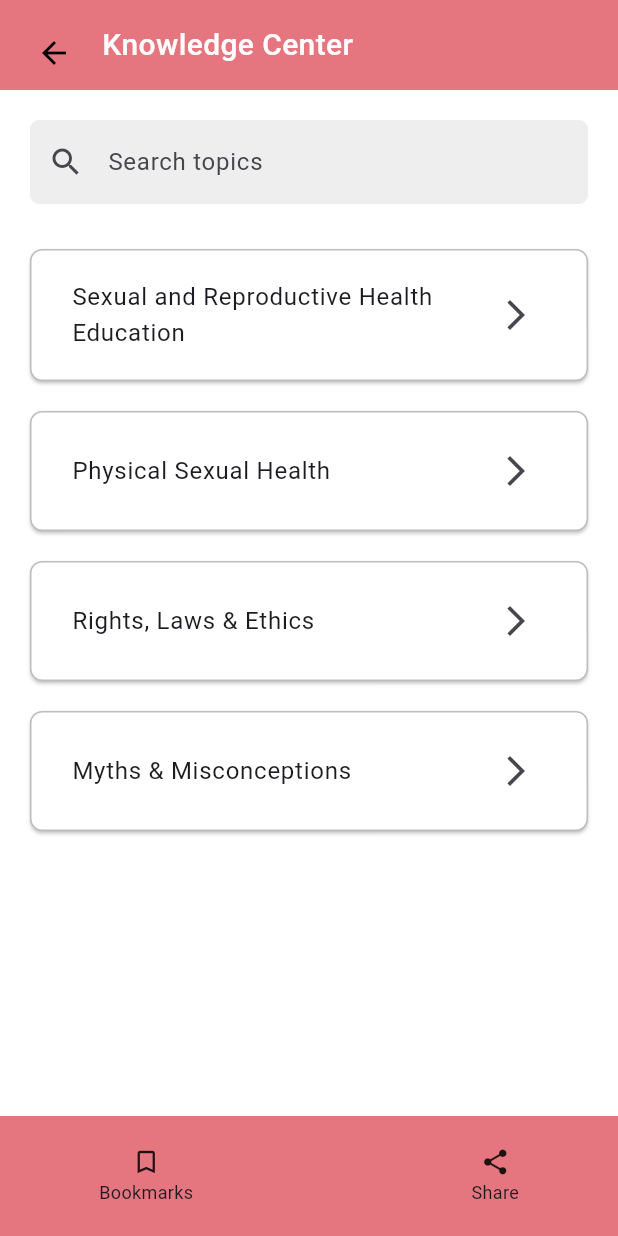
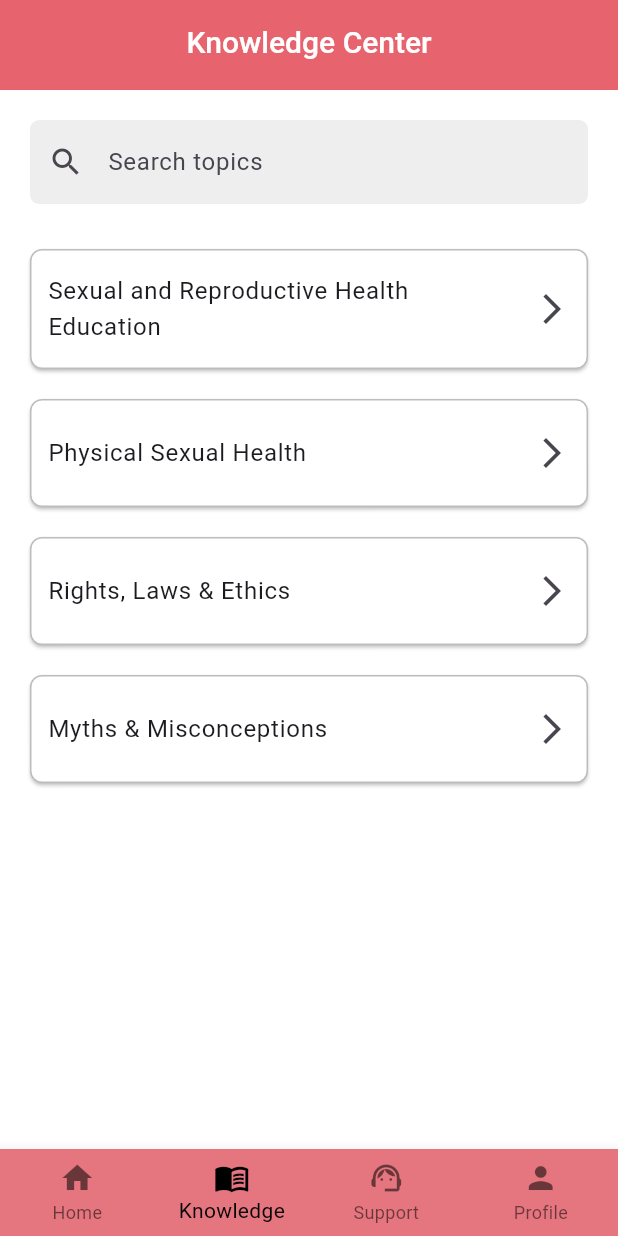
Before and after one commit to kubraaslam/AwarePlus_App, a Flutter app: the KnowledgeView screen opened by its route, on a phone screen of 412 x 824 dp. Run offline on Flutter 3.47's test engine with Material 3 defaults, Android fonts, the phone set to English and light mode, and no system bars; our stand-ins replace cloud_firestore, firebase_auth, firebase_core, image_picker, shared_preferences; accounts and stored records are empty.

Commit message:
bottom navbar updated

```diff
--- a/lib/views/knowledge_view.dart
+++ b/lib/views/knowledge_view.dart
@@ -1,7 +1,6 @@
-import 'package:aware_plus/views/bookmark_view.dart';
 import 'package:aware_plus/views/topic_detail_view.dart';
+import 'package:aware_plus/widgets/bottom_nav_bar.dart';
 import 'package:flutter/material.dart';
-import 'package:share_plus/share_plus.dart';
 
 class KnowledgeView extends StatefulWidget {
   const KnowledgeView({super.key});
@@ -23,7 +22,7 @@ class _KnowledgeViewState extends State<KnowledgeView> {
 
   @override
   Widget build(BuildContext context) {
-    List<String> filteredTopics =
+    final filteredTopics =
         _allTopics
             .where(
               (topic) =>
@@ -37,18 +36,9 @@ class _KnowledgeViewState extends State<KnowledgeView> {
         preferredSize: const Size.fromHeight(60),
         child: AppBar(
           automaticallyImplyLeading: false,
-          backgroundColor: const Color.fromARGB(255, 229, 117, 126),
+          backgroundColor: const Color(0xFFE7636E),
           elevation: 0,
-          flexibleSpace: Padding(
-            padding: const EdgeInsets.symmetric(horizontal: 12.0, vertical: 15),
-            child: Row(
-              children: [
-                IconButton(
-                  icon: const Icon(Icons.arrow_back, color: Colors.black),
-                  onPressed: () => Navigator.pop(context),
-                ),
-                const SizedBox(width: 8),
-                const Text(
+          title: const Text(
             'Knowledge Center',
             style: TextStyle(
               fontSize: 20,
@@ -56,12 +46,11 @@ class _KnowledgeViewState extends State<KnowledgeView> {
               color: Colors.white,
             ),
           ),
-              ],
+          centerTitle: true,
         ),
       ),
-        ),
-      ),
-      body: Padding(
+      body: SafeArea(
+        child: Padding(
           padding: const EdgeInsets.all(20),
           child: Column(
             children: [
@@ -88,67 +77,34 @@ class _KnowledgeViewState extends State<KnowledgeView> {
 
               // Topic Cards
               Expanded(
-              child: ListView(
-                children:
-                    filteredTopics
-                        .map((topic) => _buildTopicTile(context, topic))
-                        .toList(),
+                child: ListView.builder(
+                  itemCount: filteredTopics.length,
+                  itemBuilder:
+                      (context, index) =>
+                          _buildTopicTile(context, filteredTopics[index]),
                 ),
               ),
             ],
           ),
         ),
-      bottomNavigationBar: BottomAppBar(
-        color: const Color.fromARGB(255, 229, 117, 126),
-        child: Padding(
-          padding: const EdgeInsets.symmetric(horizontal: 50.0, vertical: 8),
-          child: SizedBox(
-            height: 50,
-            child: Row(
-              mainAxisAlignment: MainAxisAlignment.spaceBetween,
-              children: [
-                _buildNavItem(
-                  Icons.bookmark_border,
-                  'Bookmarks',
-                  onTap: () {
-                    Navigator.push(
-                      context,
-                      MaterialPageRoute(builder: (_) => const BookmarksPage()),
-                    );
+      ),
+      bottomNavigationBar: BottomNavBar(
+        currentIndex: 1, // Knowledge tab index
+        onTap: (index) {
+          switch (index) {
+            case 0:
+              Navigator.pushReplacementNamed(context, '/home');
+              break;
+            case 1:
+              break; // Stay on Knowledge
+            case 2:
+              Navigator.pushReplacementNamed(context, '/support');
+              break;
+            case 3:
+              Navigator.pushReplacementNamed(context, '/profile');
+              break;
+          }
         },
-                ),
-                _buildNavItem(
-                  Icons.share,
-                  'Share',
-                  onTap: () {
-                    SharePlus.instance.share(
-                      ShareParams(
-                        text:
-                            'Check out this great content on sexual health education from the Aware+ app!\n\nExplore now: https://awareplus.app',
-                        subject: 'Explore Knowledge with Aware+',
-                      ),
-                    );
-                  },
-                ),
-              ],
-            ),
-          ),
-        ),
-      ),
-    );
-  }
-
-  Widget _buildNavItem(IconData icon, String label, {VoidCallback? onTap}) {
-    return GestureDetector(
-      onTap: onTap,
-      child: Column(
-        mainAxisAlignment: MainAxisAlignment.center,
-        mainAxisSize: MainAxisSize.min,
-        children: [
-          Icon(icon, size: 20),
-          const SizedBox(height: 2),
-          Text(label, style: const TextStyle(fontSize: 12)),
-        ],
       ),
     );
   }
@@ -161,9 +117,8 @@ class _KnowledgeViewState extends State<KnowledgeView> {
         side: const BorderSide(color: Colors.black26, width: 1),
       ),
       margin: const EdgeInsets.symmetric(vertical: 10),
-      child: Padding(
-        padding: const EdgeInsets.all(12),
       child: ListTile(
+        contentPadding: const EdgeInsets.symmetric(horizontal: 12, vertical: 8),
         title: Text(title),
         trailing: const Icon(Icons.arrow_forward_ios),
         onTap: () {
@@ -175,7 +130,6 @@ class _KnowledgeViewState extends State<KnowledgeView> {
           );
         },
       ),
-      ),
     );
   }
 }
```
Lines whose indentation alone changed are shown as unchanged.
